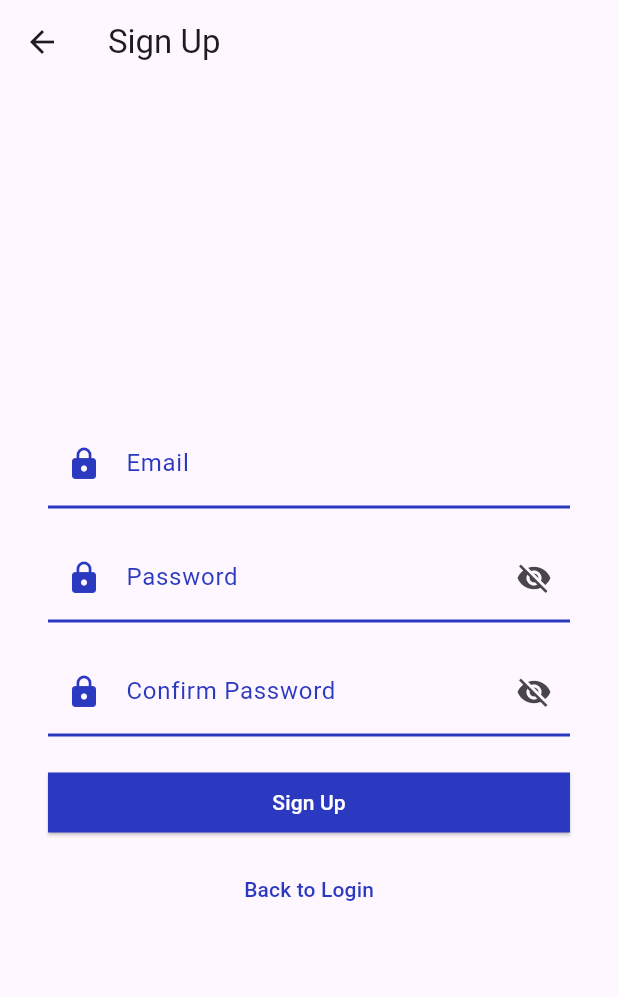
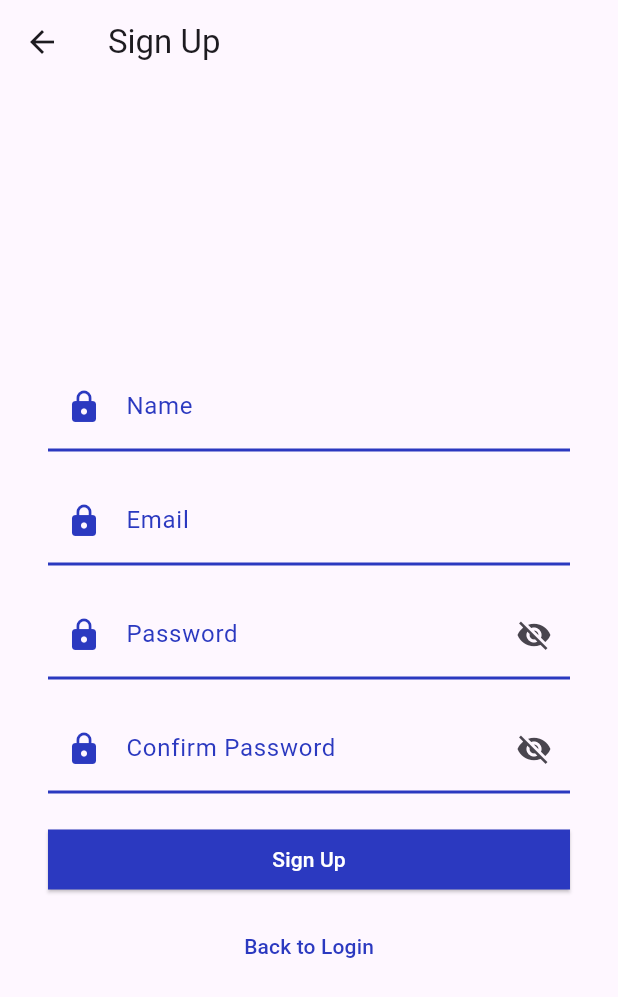
Before and after one commit to osshiya/Whistle, a Flutter app: the SignupPage screen opened directly, on a phone screen of 412 x 824 dp. Shown: the top 997 px of the screen. Run offline on Flutter 3.47's test engine with Material 3 defaults, Android fonts, the phone set to English and light mode, and no system bars; our stand-ins replace cloud_firestore, firebase_auth, firebase_core, flutter_blue_plus, geocoding, geolocator and 2 more; accounts and stored records are empty.

Commit message:
add user name

```diff
--- a/flutter_app/lib/auth/signup_page.dart
+++ b/flutter_app/lib/auth/signup_page.dart
@@ -29,6 +29,7 @@ class _SignupPageState extends State<SignupPage> {
   late FirebaseHelper dbHelper;
   final FirebaseAuth _auth = FirebaseAuth.instance;
   final FirebaseFirestore _firestore = FirebaseFirestore.instance;
+  final TextEditingController _nameController = TextEditingController();
   final TextEditingController _emailController = TextEditingController();
   final TextEditingController _passwordController = TextEditingController();
   final TextEditingController _confirmPasswordController =
@@ -54,7 +55,7 @@ class _SignupPageState extends State<SignupPage> {
       // await sendEmailVerification();
 
       // Store additional user data including the username
-      await dbHelper.storeUserData(userCredential);
+      await dbHelper.storeUserData(_nameController.text.trim(), userCredential);
 
       // Navigate to Login Page
       _navigateToLoginPage(context);
@@ -95,6 +96,20 @@ class _SignupPageState extends State<SignupPage> {
           mainAxisAlignment: MainAxisAlignment.center,
           crossAxisAlignment: CrossAxisAlignment.stretch,
           children: [
+            const SizedBox(height: 16.0),
+            TextField(
+              controller: _nameController,
+              decoration: const InputDecoration(
+                labelText: 'Name',
+                labelStyle:
+                TextStyle(color: Color(0xFF2B39C0)), // Change label color
+                prefixIcon: Icon(Icons.lock, color: Color(0xFF2B39C0)),
+                enabledBorder: UnderlineInputBorder(
+                  borderSide: BorderSide(color: Color(0xFF2B39C0), width: 2.0),
+                ),
+                contentPadding: EdgeInsets.symmetric(vertical: 10.0),
+              ),
+            ),
             const SizedBox(height: 16.0),
             TextField(
               controller: _emailController,
--- a/flutter_app/lib/models/authDB.dart
+++ b/flutter_app/lib/models/authDB.dart
@@ -62,7 +62,7 @@ class FirebaseHelper {
   }
 
   // Assuming UserCredential is obtained after registration
-  Future<void> storeUserData(UserCredential user) async {
+  Future<void> storeUserData(String name, UserCredential user) async {
     try {
       final newUid = user.user!.uid;
       final newEmail = user.user!.email;
@@ -70,7 +70,7 @@ class FirebaseHelper {
       await _firestore
           .collection('users')
           .doc(newUid)
-          .set({'uid': newUid, 'email': newEmail});
+          .set({'name': name, 'uid': newUid, 'email': newEmail});
     } catch (e) {
       print('Error storing user data: $e');
     }
```
